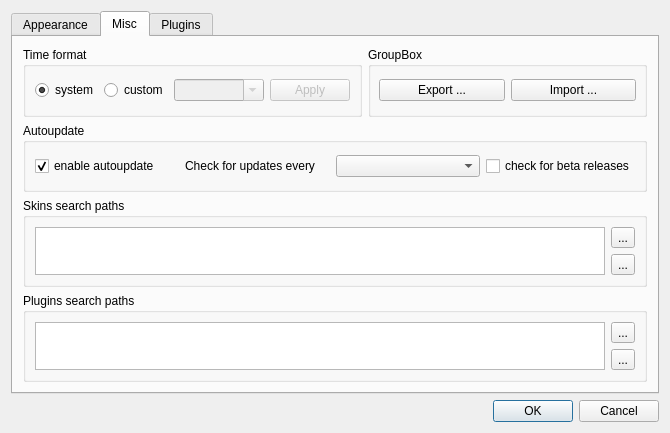
This is digital_clock/gui/settings_dialog.ui in Kolcha/DigitalClock4 as Qt 5 draws it before an edit. The edited form follows.
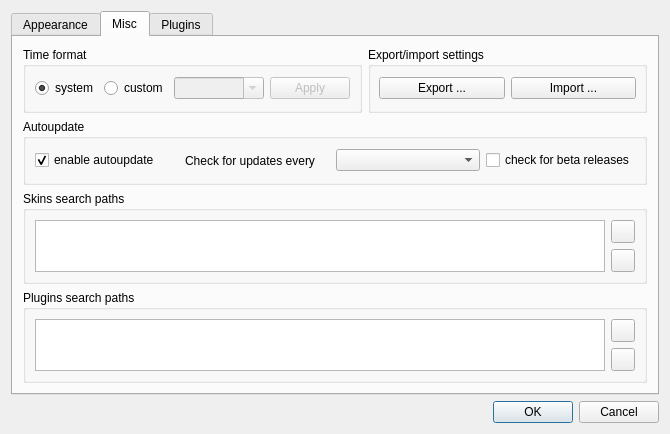
This is the edited form. The open tabs and pages were chosen to show the change. Icons and pictures are not drawn.

What changed in the file:
```diff
--- a/digital_clock/gui/settings_dialog.ui
+++ b/digital_clock/gui/settings_dialog.ui
@@ -7,7 +7,7 @@
     <x>0</x>
     <y>0</y>
     <width>670</width>
-    <height>433</height>
+    <height>434</height>
    </rect>
   </property>
   <property name="windowTitle">
@@ -543,7 +543,7 @@
        <item row="0" column="1">
         <widget class="QGroupBox" name="export_import_group">
          <property name="title">
-          <string>GroupBox</string>
+          <string>Export/import settings</string>
          </property>
          <layout class="QHBoxLayout" name="export_import_layout">
           <property name="leftMargin">
@@ -636,7 +636,7 @@
           <item row="0" column="1">
            <widget class="QToolButton" name="add_sp_btn">
             <property name="text">
-             <string>...</string>
+             <string/>
             </property>
             <property name="icon">
              <iconset resource="../digital_clock.qrc">
@@ -647,7 +647,7 @@
           <item row="1" column="1">
            <widget class="QToolButton" name="del_sp_btn">
             <property name="text">
-             <string>...</string>
+             <string/>
             </property>
             <property name="icon">
              <iconset resource="../digital_clock.qrc">
@@ -677,7 +677,7 @@
           <item row="0" column="1">
            <widget class="QToolButton" name="add_pp_btn">
             <property name="text">
-             <string>...</string>
+             <string/>
             </property>
             <property name="icon">
              <iconset resource="../digital_clock.qrc">
@@ -688,7 +688,7 @@
           <item row="1" column="1">
            <widget class="QToolButton" name="del_pp_btn">
             <property name="text">
-             <string>...</string>
+             <string/>
             </property>
             <property name="icon">
              <iconset resource="../digital_clock.qrc">
```
